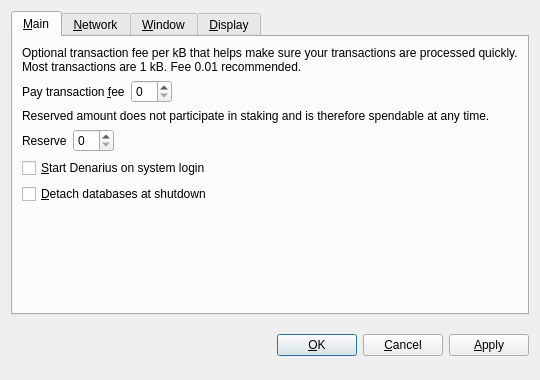
The window that src/qt/forms/optionsdialog.ui (metaspartan/denarius) describes before a commit, drawn with Qt 5.
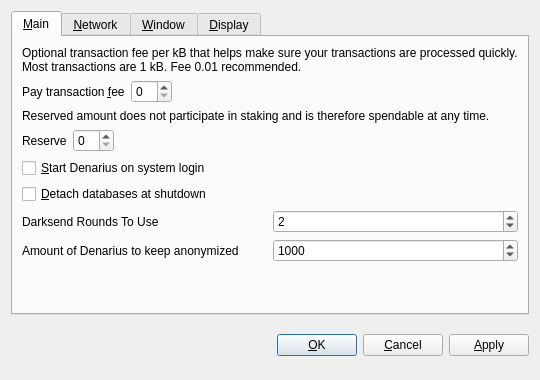
The same window after the commit. Custom widgets are drawn as their Qt base class.

Commit message: Added DarkSend Rounds/Anonymized Denarius Amount to Options

The edit to the form file:
```diff
--- a/src/qt/forms/optionsdialog.ui
+++ b/src/qt/forms/optionsdialog.ui
@@ -142,6 +142,78 @@
          </property>
         </widget>
        </item>
+       <item>
+        <layout class="QHBoxLayout" name="horizontalLayout_2_Main">
+         <item>
+          <widget class="QLabel" name="darksendtxt">
+           <property name="toolTip">
+            <string>&lt;html&gt;&lt;head/&gt;&lt;body&gt;&lt;p&gt;This setting determines the amount of individual masternodes that an input will be anonymized through. More rounds of anonymization gives a higher degree of privacy, but also costs more in fees.&lt;/p&gt;&lt;/body&gt;&lt;/html&gt;</string>
+           </property>
+           <property name="text">
+            <string>Darksend Rounds To Use</string>
+           </property>
+          </widget>
+         </item>
+         <item>
+          <widget class="QSpinBox" name="darksendRounds">
+           <property name="minimum">
+            <number>1</number>
+           </property>
+           <property name="maximum">
+            <number>8</number>
+           </property>
+           <property name="value">
+            <number>2</number>
+           </property>
+          </widget>
+         </item>
+        </layout>
+       </item>
+       <item>
+        <layout class="QHBoxLayout" name="horizontalLayout_2"/>
+       </item>
+       <item>
+        <layout class="QHBoxLayout" name="horizontalLayout">
+         <item>
+          <widget class="QLabel" name="labeldenarius">
+           <property name="toolTip">
+            <string notr="true">&lt;html&gt;&lt;head/&gt;&lt;body&gt;&lt;p&gt;This amount acts as a threshold to turn off Darksend once it's reached. &lt;/p&gt;&lt;/body&gt;&lt;/html&gt;</string>
+           </property>
+           <property name="statusTip">
+            <string notr="true"/>
+           </property>
+           <property name="whatsThis">
+            <string notr="true"/>
+           </property>
+           <property name="accessibleName">
+            <string notr="true"/>
+           </property>
+           <property name="accessibleDescription">
+            <string notr="true"/>
+           </property>
+           <property name="text">
+            <string>Amount of Denarius to keep anonymized</string>
+           </property>
+          </widget>
+         </item>
+         <item>
+          <widget class="QSpinBox" name="anonymizeDenarius">
+           <property name="minimum">
+            <number>1</number>
+           </property>
+           <property name="maximum">
+            <number>2000</number>
+           </property>
+           <property name="singleStep">
+            <number>10</number>
+           </property>
+           <property name="value">
+            <number>1000</number>
+           </property>
+          </widget>
+         </item>
+        </layout>
+       </item>
        <item>
         <spacer name="verticalSpacer_Main">
          <property name="orientation">
```
Left out of the diff: 2 changed lines with no effect on the pictures. The commit also changes 3 other files.
